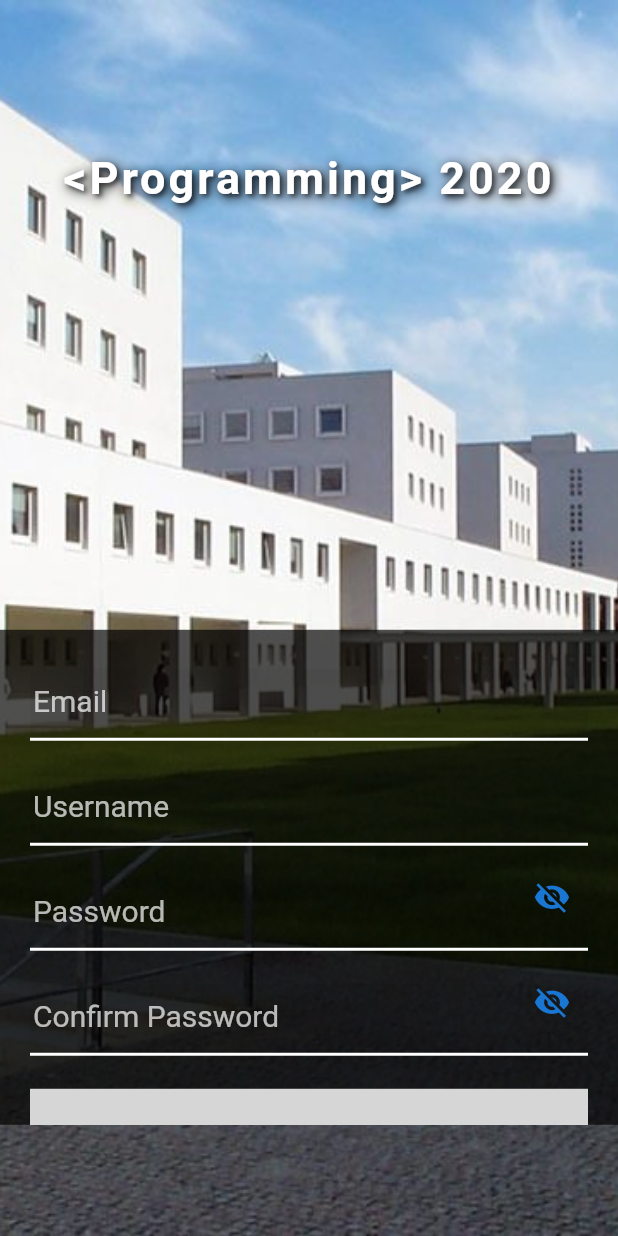
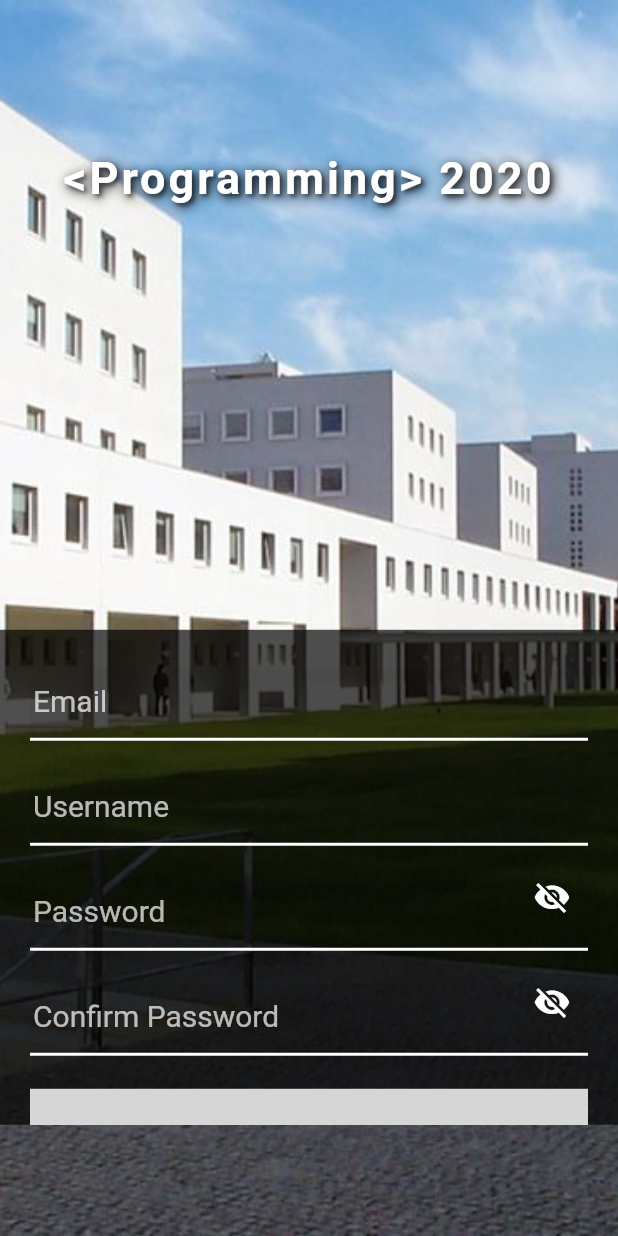
Before and after one commit to softeng-feup/open-cx-goal-diggers, a Flutter app: the screen it shows after launch, on a phone screen of 412 x 824 dp. Run offline on Flutter 3.47's test engine with Material 2 defaults, Android fonts, the phone set to English and light mode, and no system bars; our stand-ins replace cloud_firestore, expandable, firebase_auth, flutter_spinkit; accounts and stored records are empty; statements that could not run were skipped; grey boxes are pictures that could not be loaded.

Commit message:
Some colours changed

```diff
--- a/up_question/lib/view/Widgets/RegisterForm.dart
+++ b/up_question/lib/view/Widgets/RegisterForm.dart
@@ -151,7 +151,7 @@ class _RegisterFormState extends State<RegisterForm> {
                                   !_obscurePassword
                                       ? Icons.visibility
                                       : Icons.visibility_off,
-                                  color: Theme.of(context).primaryColorDark,
+                                  color: Colors.white,
                                   size: 25.0,
                                 ),
                                 onPressed: () {
@@ -198,7 +198,7 @@ class _RegisterFormState extends State<RegisterForm> {
                                   !_obscureConfirmPassword
                                       ? Icons.visibility
                                       : Icons.visibility_off,
-                                  color: Theme.of(context).primaryColorDark,
+                                  color: Colors.white,
                                   size: 25.0,
                                 ),
                                 onPressed: () {
```
Also changed, not shown: up_question/lib/view/Widgets/LoginForm.dart (+10 -8 lines).
